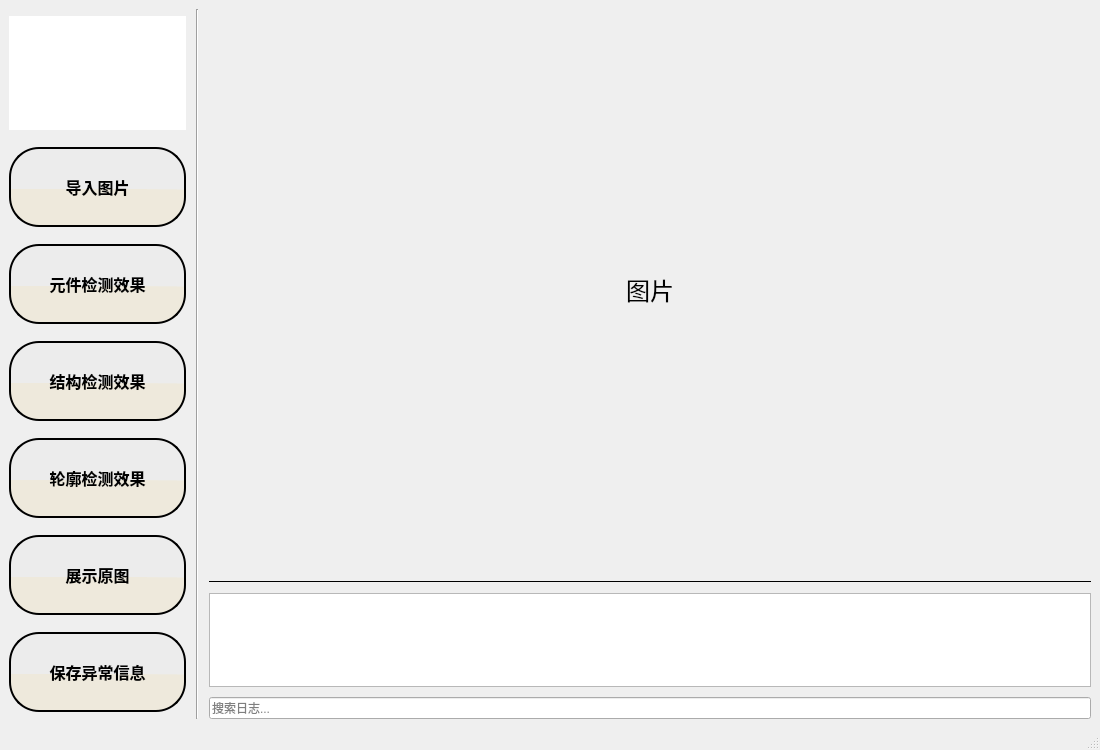
The window that mainwindows.ui (Ethereaity/InterfaceDesign) describes before a commit, drawn with Qt 5.
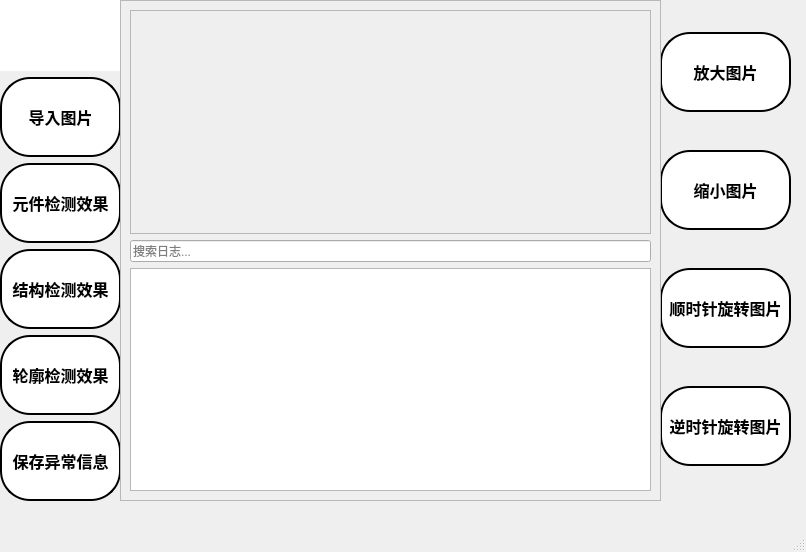
The same window after the commit. Icons and pictures are not drawn.

Commit message: 第三次修改 将图片查看器整合到了主窗口 ui文件设计仍然有缺陷 在修改途中 俊杰进行了按钮预览变色的高级功能 我不会添加 太悲伤了

The edit to the form file:
```diff
--- a/mainwindows.ui
+++ b/mainwindows.ui
@@ -6,22 +6,92 @@
    <rect>
     <x>0</x>
     <y>0</y>
-    <width>1100</width>
-    <height>750</height>
+    <width>806</width>
+    <height>552</height>
    </rect>
   </property>
   <property name="windowTitle">
    <string>线束分析工具</string>
   </property>
   <widget class="QWidget" name="centralwidget">
-   <layout class="QHBoxLayout" name="centralLayout" stretch="1,0,5">
-    <property name="spacing">
-     <number>10</number>
+   <widget class="QScrollArea" name="scrollArea_external">
+    <property name="geometry">
+     <rect>
+      <x>120</x>
+      <y>0</y>
+      <width>541</width>
+      <height>501</height>
+     </rect>
     </property>
-    <property name="leftMargin">
-     <number>9</number>
+    <property name="widgetResizable">
+     <bool>true</bool>
     </property>
+    <widget class="QWidget" name="scrollAreaWidgetContents">
+     <property name="geometry">
+      <rect>
+       <x>0</x>
+       <y>0</y>
+       <width>539</width>
+       <height>499</height>
+      </rect>
+     </property>
+     <layout class="QVBoxLayout" name="verticalLayout_2">
     <item>
+       <widget class="QScrollArea" name="scrollArea">
+        <property name="widgetResizable">
+         <bool>true</bool>
+        </property>
+        <widget class="QWidget" name="scrollAreaWidgetContents_2">
+         <property name="geometry">
+          <rect>
+           <x>0</x>
+           <y>0</y>
+           <width>519</width>
+           <height>223</height>
+          </rect>
+         </property>
+         <widget class="QLabel" name="label_image">
+          <property name="geometry">
+           <rect>
+            <x>10</x>
+            <y>10</y>
+            <width>491</width>
+            <height>191</height>
+           </rect>
+          </property>
+          <property name="text">
+           <string/>
+          </property>
+         </widget>
+        </widget>
+       </widget>
+      </item>
+      <item>
+       <widget class="QLineEdit" name="searchBar">
+        <property name="placeholderText">
+         <string>搜索日志...</string>
+        </property>
+       </widget>
+      </item>
+      <item>
+       <widget class="QTextEdit" name="logArea">
+        <property name="readOnly">
+         <bool>true</bool>
+        </property>
+       </widget>
+      </item>
+     </layout>
+    </widget>
+   </widget>
+   <widget class="QWidget" name="layoutWidget">
+    <property name="geometry">
+     <rect>
+      <x>0</x>
+      <y>0</y>
+      <width>121</width>
+      <height>501</height>
+     </rect>
+    </property>
      <layout class="QVBoxLayout" name="leftLayout">
       <item>
        <widget class="QLabel" name="label">
@@ -69,8 +139,7 @@
          <string notr="true">QPushButton
 {
 	
-	background-color: qconicalgradient(cx:0.5,cy:0.522909, angle:179.9, stop:0.494318 rgba(238, 233, 220, 255), stop:0.5 rgba(236, 236, 236, 255));
-
+	background-color: rgb(255, 255, 255);
 	border-style: outset;
 	border-width: 2px;
 	border-radius:30px;
@@ -88,13 +157,7 @@
 {
 	background-color: rgb(100, 100, 100);
 	border-style: inset;
-}
-QPushButton:hover
-{
-	background-color: qlineargradient(spread:pad, x1:0.909, y1:0.864, x2:0.926, y2:0, stop:0.448864 rgba(255, 239, 88, 250), stop:1 rgba(255, 255, 255, 255));
-	
-}
-</string>
+}</string>
         </property>
         <property name="text">
          <string>导入图片</string>
@@ -127,7 +190,7 @@
          <string notr="true">QPushButton
 {
 	
-	background-color: qconicalgradient(cx:0.5,cy:0.522909, angle:179.9, stop:0.494318 rgba(238, 233, 220, 255), stop:0.5 rgba(236, 236, 236, 255));
+	background-color: rgb(255, 255, 255);
 	border-style: outset;
 	border-width: 2px;
 	border-radius:30px;
@@ -145,13 +208,7 @@
 {
 	background-color: rgb(100, 100, 100);
 	border-style: inset;
-}
-QPushButton:hover
-{
-	background-color: qlineargradient(spread:pad, x1:0.909, y1:0.864, x2:0.926, y2:0, stop:0.448864 rgba(255, 239, 88, 250), stop:1 rgba(255, 255, 255, 255));
-	
-}
-</string>
+}</string>
         </property>
         <property name="text">
          <string>元件检测效果</string>
@@ -184,7 +241,7 @@
          <string notr="true">QPushButton
 {
 	
-	background-color: qconicalgradient(cx:0.5,cy:0.522909, angle:179.9, stop:0.494318 rgba(238, 233, 220, 255), stop:0.5 rgba(236, 236, 236, 255));
+	background-color: rgb(255, 255, 255);
 	border-style: outset;
 	border-width: 2px;
 	border-radius:30px;
@@ -202,13 +259,7 @@
 {
 	background-color: rgb(100, 100, 100);
 	border-style: inset;
-}
-QPushButton:hover
-{
-	background-color: qlineargradient(spread:pad, x1:0.909, y1:0.864, x2:0.926, y2:0, stop:0.448864 rgba(255, 239, 88, 250), stop:1 rgba(255, 255, 255, 255));
-	
-}
-</string>
+}</string>
         </property>
         <property name="text">
          <string>结构检测效果</string>
@@ -241,7 +292,7 @@
          <string notr="true">QPushButton
 {
 	
-	background-color: qconicalgradient(cx:0.5,cy:0.522909, angle:179.9, stop:0.494318 rgba(238, 233, 220, 255), stop:0.5 rgba(236, 236, 236, 255));
+	background-color: rgb(255, 255, 255);
 	border-style: outset;
 	border-width: 2px;
 	border-radius:30px;
@@ -266,63 +317,6 @@
         </property>
        </widget>
       </item>
-      <item>
-       <widget class="QPushButton" name="pushButton_2">
-        <property name="minimumSize">
-         <size>
-          <width>46</width>
-          <height>80</height>
-         </size>
-        </property>
-        <property name="maximumSize">
-         <size>
-          <width>16777215</width>
-          <height>16777215</height>
-         </size>
-        </property>
-        <property name="font">
-         <font>
-          <pointsize>-1</pointsize>
-          <weight>75</weight>
-          <italic>false</italic>
-          <bold>true</bold>
-         </font>
-        </property>
-        <property name="styleSheet">
-         <string notr="true">QPushButton
-{
-	
-	background-color: qconicalgradient(cx:0.5,cy:0.522909, angle:179.9, stop:0.494318 rgba(238, 233, 220, 255), stop:0.5 rgba(236, 236, 236, 255));
-	border-style: outset;
-	border-width: 2px;
-	border-radius:30px;
-	border-color: rgb(0, 0, 0);
-	font: bold 16px;
-	min-width:2em;
-	padding: 5px;
-}
-QPushButton:pressed
-{
-	background-color: rgb(177, 177, 177);
-	border-style: inset;
-}
-QPushButton:!enabled
-{
-	background-color: rgb(100, 100, 100);
-	border-style: inset;
-}
-QPushButton:hover
-{
-	background-color: qlineargradient(spread:pad, x1:0.909, y1:0.864, x2:0.926, y2:0, stop:0.448864 rgba(255, 239, 88, 250), stop:1 rgba(255, 255, 255, 255));
-	
-}
-</string>
-        </property>
-        <property name="text">
-         <string>展示原图</string>
-        </property>
-       </widget>
-      </item>
       <item>
        <widget class="QPushButton" name="pushButton_3">
         <property name="minimumSize">
@@ -349,7 +343,7 @@
          <string notr="true">QPushButton
 {
 	
-	background-color: qconicalgradient(cx:0.5,cy:0.522909, angle:179.9, stop:0.494318 rgba(238, 233, 220, 255), stop:0.5 rgba(236, 236, 236, 255));
+	background-color: rgb(255, 255, 255);
 	border-style: outset;
 	border-width: 2px;
 	border-radius:30px;
@@ -367,13 +361,7 @@
 {
 	background-color: rgb(100, 100, 100);
 	border-style: inset;
-}
-QPushButton:hover
-{
-	background-color: qlineargradient(spread:pad, x1:0.909, y1:0.864, x2:0.926, y2:0, stop:0.448864 rgba(255, 239, 88, 250), stop:1 rgba(255, 255, 255, 255));
-	
-}
-</string>
+}</string>
         </property>
         <property name="text">
          <string>保存异常信息</string>
@@ -381,59 +369,226 @@
        </widget>
       </item>
      </layout>
-    </item>
+   </widget>
+   <widget class="QWidget" name="layoutWidget">
+    <property name="geometry">
+     <rect>
+      <x>660</x>
+      <y>0</y>
+      <width>131</width>
+      <height>501</height>
+     </rect>
+    </property>
+    <layout class="QVBoxLayout" name="verticalLayout">
     <item>
-     <widget class="QFrame" name="frame_2">
-      <property name="layoutDirection">
-       <enum>Qt::RightToLeft</enum>
-      </property>
-      <property name="frameShape">
-       <enum>QFrame::VLine</enum>
-      </property>
-      <property name="frameShadow">
-       <enum>QFrame::Sunken</enum>
-      </property>
-     </widget>
-    </item>
-    <item>
-     <layout class="QVBoxLayout" name="rightLayout" stretch="6,0,1,0">
-      <item>
-       <widget class="QLabel" name="label_2">
+      <widget class="QPushButton" name="zoomInButton">
+       <property name="minimumSize">
+        <size>
+         <width>46</width>
+         <height>80</height>
+        </size>
+       </property>
+       <property name="maximumSize">
+        <size>
+         <width>16777215</width>
+         <height>16777215</height>
+        </size>
+       </property>
+       <property name="font">
+        <font>
+         <pointsize>-1</pointsize>
+         <weight>75</weight>
+         <italic>false</italic>
+         <bold>true</bold>
+        </font>
+       </property>
+       <property name="styleSheet">
+        <string notr="true">QPushButton
+{
+	
+	background-color: rgb(255, 255, 255);
+	border-style: outset;
+	border-width: 2px;
+	border-radius:30px;
+	border-color: rgb(0, 0, 0);
+	font: bold 16px;
+	min-width:2em;
+	padding: 5px;
+}
+QPushButton:pressed
+{
+	background-color: rgb(177, 177, 177);
+	border-style: inset;
+}
+QPushButton:!enabled
+{
+	background-color: rgb(100, 100, 100);
+	border-style: inset;
+}</string>
+       </property>
         <property name="text">
-         <string>&lt;html&gt;&lt;head/&gt;&lt;body&gt;&lt;p align=&quot;center&quot;&gt;&lt;span style=&quot; font-size:18pt;&quot;&gt;图片&lt;/span&gt;&lt;/p&gt;&lt;/body&gt;&lt;/html&gt;</string>
+        <string>放大图片</string>
         </property>
        </widget>
       </item>
       <item>
-       <widget class="QFrame" name="frame">
-        <property name="frameShape">
-         <enum>QFrame::HLine</enum>
-        </property>
-        <property name="frameShadow">
-         <enum>QFrame::Plain</enum>
-        </property>
-        <property name="lineWidth">
-         <number>1</number>
-        </property>
+      <widget class="QPushButton" name="zoomOutButton">
+       <property name="minimumSize">
+        <size>
+         <width>46</width>
+         <height>80</height>
+        </size>
+       </property>
+       <property name="maximumSize">
+        <size>
+         <width>16777215</width>
+         <height>16777215</height>
+        </size>
+       </property>
+       <property name="font">
+        <font>
+         <pointsize>-1</pointsize>
+         <weight>75</weight>
+         <italic>false</italic>
+         <bold>true</bold>
+        </font>
+       </property>
+       <property name="styleSheet">
+        <string notr="true">QPushButton
+{
+	
+	background-color: rgb(255, 255, 255);
+	border-style: outset;
+	border-width: 2px;
+	border-radius:30px;
+	border-color: rgb(0, 0, 0);
+	font: bold 16px;
+	min-width:2em;
+	padding: 5px;
+}
+QPushButton:pressed
+{
+	background-color: rgb(177, 177, 177);
+	border-style: inset;
+}
+QPushButton:!enabled
+{
+	background-color: rgb(100, 100, 100);
+	border-style: inset;
+}</string>
+       </property>
+       <property name="text">
+        <string>缩小图片</string>
+       </property>
        </widget>
       </item>
       <item>
-       <widget class="QTextEdit" name="logArea">
-        <property name="readOnly">
-         <bool>true</bool>
-        </property>
+      <widget class="QPushButton" name="rotateClockwiseButton">
+       <property name="minimumSize">
+        <size>
+         <width>46</width>
+         <height>80</height>
+        </size>
+       </property>
+       <property name="maximumSize">
+        <size>
+         <width>16777215</width>
+         <height>16777215</height>
+        </size>
+       </property>
+       <property name="font">
+        <font>
+         <pointsize>-1</pointsize>
+         <weight>75</weight>
+         <italic>false</italic>
+         <bold>true</bold>
+        </font>
+       </property>
+       <property name="styleSheet">
+        <string notr="true">QPushButton
+{
+	
+	background-color: rgb(255, 255, 255);
+	border-style: outset;
+	border-width: 2px;
+	border-radius:30px;
+	border-color: rgb(0, 0, 0);
+	font: bold 16px;
+	min-width:2em;
+	padding: 5px;
+}
+QPushButton:pressed
+{
+	background-color: rgb(177, 177, 177);
+	border-style: inset;
+}
+QPushButton:!enabled
+{
+	background-color: rgb(100, 100, 100);
+	border-style: inset;
+}</string>
+       </property>
+       <property name="text">
+        <string>顺时针旋转图片</string>
+       </property>
        </widget>
       </item>
       <item>
-       <widget class="QLineEdit" name="searchBar">
-        <property name="placeholderText">
-         <string>搜索日志...</string>
-        </property>
+      <widget class="QPushButton" name="rotateCounterclockwiseButton">
+       <property name="minimumSize">
+        <size>
+         <width>46</width>
+         <height>80</height>
+        </size>
+       </property>
+       <property name="maximumSize">
+        <size>
+         <width>16777215</width>
+         <height>16777215</height>
+        </size>
+       </property>
+       <property name="font">
+        <font>
+         <pointsize>-1</pointsize>
+         <weight>75</weight>
+         <italic>false</italic>
+         <bold>true</bold>
+        </font>
+       </property>
+       <property name="styleSheet">
+        <string notr="true">QPushButton
+{
+	
+	background-color: rgb(255, 255, 255);
+	border-style: outset;
+	border-width: 2px;
+	border-radius:30px;
+	border-color: rgb(0, 0, 0);
+	font: bold 16px;
+	min-width:2em;
+	padding: 5px;
+}
+QPushButton:pressed
+{
+	background-color: rgb(177, 177, 177);
+	border-style: inset;
+}
+QPushButton:!enabled
+{
+	background-color: rgb(100, 100, 100);
+	border-style: inset;
+}</string>
+       </property>
+       <property name="text">
+        <string>逆时针旋转图片</string>
+       </property>
        </widget>
       </item>
      </layout>
-    </item>
-   </layout>
+   </widget>
+   <zorder>layoutWidget</zorder>
+   <zorder>layoutWidget</zorder>
+   <zorder>scrollArea_external</zorder>
   </widget>
   <widget class="QMenuBar" name="menubar">
    <property name="geometry">
```
Left out of the diff: 6 changed lines with no effect on the pictures. Lines whose indentation alone changed are shown as unchanged.
